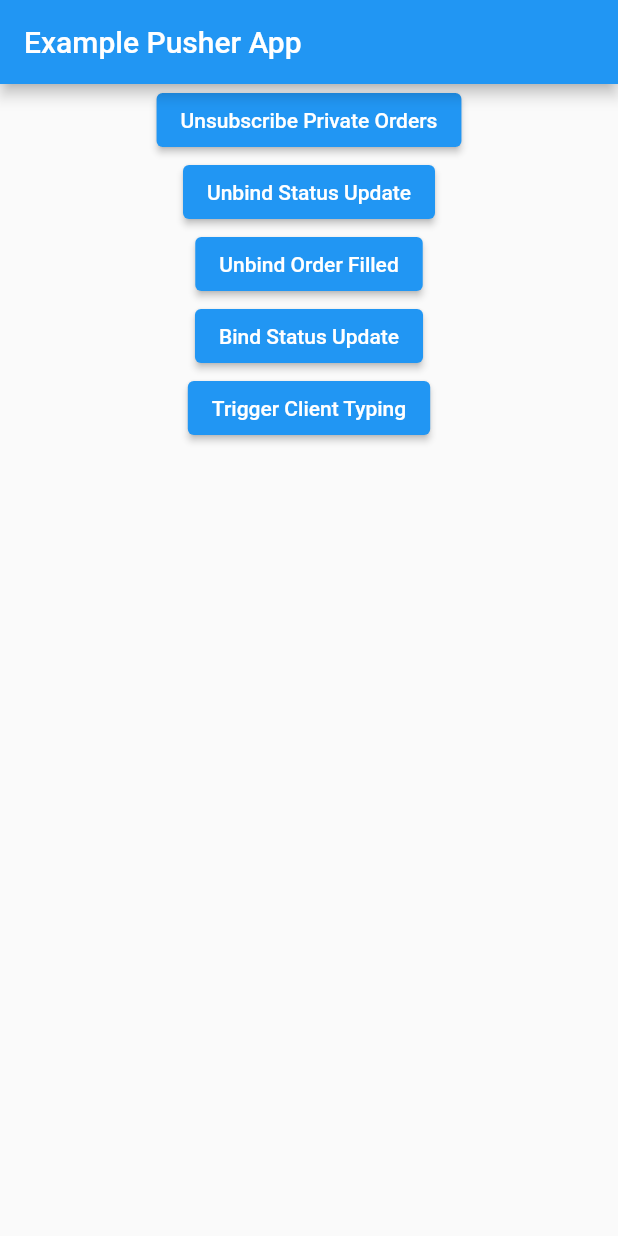
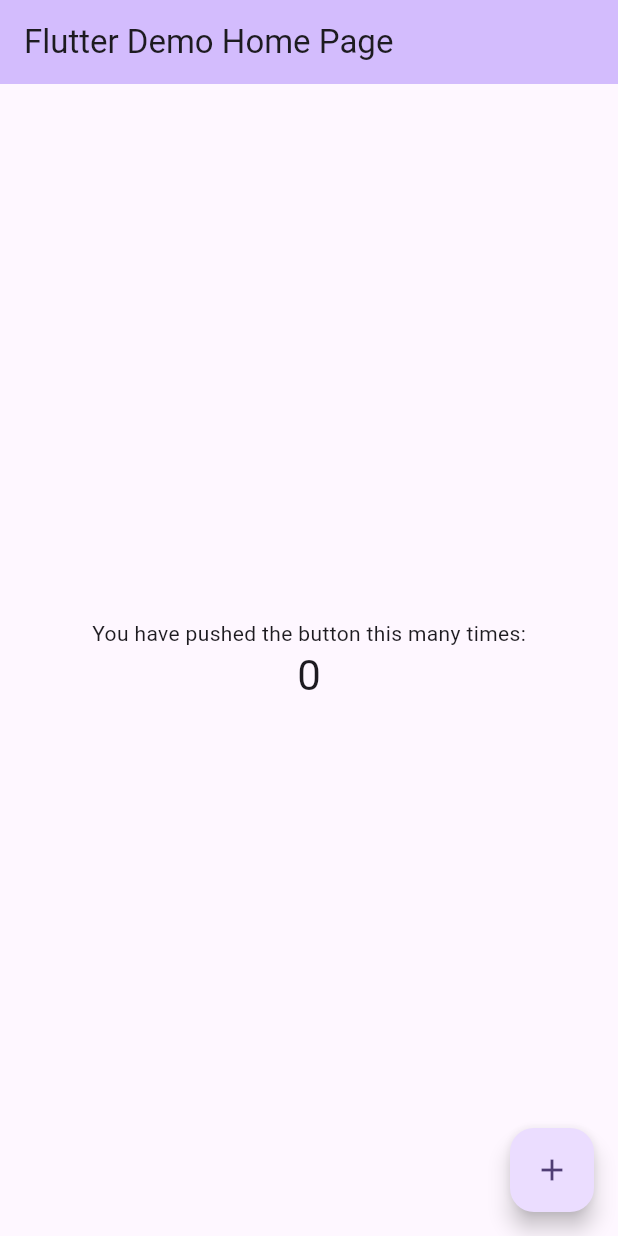
Before and after one commit to mimoislam/pusher_client, a Flutter app: the screen it shows after launch, on a phone screen of 412 x 824 dp. Run offline on Flutter 3.47's test engine with Material 2 defaults, Android fonts, the phone set to English and light mode, and no system bars.

Commit message:
changes of main.dart

```diff
--- a/example/lib/main.dart
+++ b/example/lib/main.dart
@@ -4,106 +4,207 @@ import 'package:flutter/material.dart';
 import 'package:pusher_client/pusher_client.dart';
 
 void main() {
-  runApp(MyApp());
+  runApp(const MyApp());
 }
 
-class MyApp extends StatefulWidget {
+class MyApp extends StatelessWidget {
+  const MyApp({super.key});
+
+  // This widget is the root of your application.
   @override
-  _MyAppState createState() => _MyAppState();
+  Widget build(BuildContext context) {
+    return MaterialApp(
+      title: 'Flutter Demo',
+
+      theme: ThemeData(
+        // This is the theme of your application.
+        //
+        // TRY THIS: Try running your application with "flutter run". You'll see
+        // the application has a blue toolbar. Then, without quitting the app,
+        // try changing the seedColor in the colorScheme below to Colors.green
+        // and then invoke "hot reload" (save your changes or press the "hot
+        // reload" button in a Flutter-supported IDE, or press "r" if you used
+        // the command line to start the app).
+        //
+        // Notice that the counter didn't reset back to zero; the application
+        // state is not lost during the reload. To reset the state, use hot
+        // restart instead.
+        //
+        // This works for code too, not just values: Most code changes can be
+        // tested with just a hot reload.
+        colorScheme: ColorScheme.fromSeed(seedColor: Colors.deepPurple),
+        useMaterial3: true,
+      ),
+      home: const MyHomePage(title: 'Flutter Demo Home Page'),
+    );
+  }
 }
 
-class _MyAppState extends State<MyApp> {
-  PusherClient pusher;
-  Channel channel;
+class MyHomePage extends StatefulWidget {
+  const MyHomePage({super.key, required this.title});
+
+  // This widget is the home page of your application. It is stateful, meaning
+  // that it has a State object (defined below) that contains fields that affect
+  // how it looks.
+
+  // This class is the configuration for the state. It holds the values (in this
+  // case the title) provided by the parent (in this case the App widget) and
+  // used by the build method of the State. Fields in a Widget subclass are
+  // always marked "final".
+
+  final String title;
+
+  @override
+  State<MyHomePage> createState() => _MyHomePageState();
+}
+
+class _MyHomePageState extends State<MyHomePage> {
+  int _counter = 0;
+
+  void _incrementCounter() async {
+    const String PUSHER_KEY = '987654';
+//const String PUSHER_KEY_NO = '736BBB3684CB60B98CE111DCB50A8EA83C0FF65960E128B7567DBD6EB95B6DED';
+    const String AUTH_URL = 'http://185.98.137.138:83/api/broadcasting/auth';
+    const String EVENT_URL = '185.98.137.138';
+
+    PusherOptions options = PusherOptions(
+      host: EVENT_URL,
+      wsPort: 6002,
+      encrypted: false,
+      auth: PusherAuth(
+        AUTH_URL,
+        headers: {
+          'Authorization': 'Bearer 1450|n7hGCzTphZRplYP6Xv4YayvwXqiNiRYSLR7K7fVs',
+        },
+      ),
+    );
+
+    PusherClient pusher = PusherClient(PUSHER_KEY, options, enableLogging: true,);
+    pusher.onConnectionStateChange((state) {
+      log("previousState: ${state!.previousState}, currentState: ${state.currentState}");
+    });
+
+    pusher.onConnectionError((error) {
+      log(error!.message!);
+      log(error.exception!);
+      log(error.code!);
+    });
+    // Echo echoEvent=  Echo(
+    //   client: pusher,
+    //   broadcaster: EchoBroadcasterType.Pusher,
+    // );
+    var idClient=51;
+    // pusher.subscribe("private-App.User.$idClient").((e)  {
+    //   print("$e");
+    //
+    // });
+    pusher.subscribe("private-client.$idClient").bind("App\\Events\\V1\\RecetteShared", (e) {
+      log("$e");
+    });
+    // pusher.subscribe("public").bind("V1.UserActivated", (e) {
+    //   log("$e");
+    // });
+    // Future.delayed(Duration(seconds: 10),(){
+    //   pusher.disconnect();
+    //
+    // });
+    setState(() {
+      // This call to setState tells the Flutter framework that something has
+      // changed in this State, which causes it to rerun the build method below
+      // so that the display can reflect the updated values. If we changed
+      // _counter without calling setState(), then the build method would not be
+      // called again, and so nothing would appear to happen.
+      _counter++;
+    });
+  }
+
 
   @override
   void initState() {
     super.initState();
 
-    String token = getToken();
-
-    pusher = new PusherClient(
-      "app-key",
-      PusherOptions(
-        // if local on android use 10.0.2.2
-        host: 'localhost',
-        encrypted: false,
-        auth: PusherAuth(
-          'http://example.com/broadcasting/auth',
-          headers: {
-            'Authorization': 'Bearer $token',
-          },
-        ),
-      ),
-      enableLogging: true,
-    );
-
-    channel = pusher.subscribe("private-orders");
-
-    pusher.onConnectionStateChange((state) {
-      log("previousState: ${state.previousState}, currentState: ${state.currentState}");
-    });
-
-    pusher.onConnectionError((error) {
-      log("error: ${error.message}");
-    });
-
-    channel.bind('status-update', (event) {
-      log(event.data);
-    });
-
-    channel.bind('order-filled', (event) {
-      log("Order Filled Event" + event.data.toString());
-    });
   }
-
-  String getToken() => "super-secret-token";
 
   @override
   Widget build(BuildContext context) {
-    return MaterialApp(
-      home: Scaffold(
-        appBar: AppBar(
-          title: const Text('Example Pusher App'),
-        ),
-        body: Center(
-            child: Column(
-          children: [
-            ElevatedButton(
-              child: Text('Unsubscribe Private Orders'),
-              onPressed: () {
-                pusher.unsubscribe('private-orders');
-              },
+
+    return Scaffold(
+      appBar: AppBar(
+
+        backgroundColor: Theme.of(context).colorScheme.inversePrimary,
+
+        title: Text(widget.title),
+      ),
+      body: Center(
+
+        child: Column(
+
+          mainAxisAlignment: MainAxisAlignment.center,
+          children: <Widget>[
+            const Text(
+              'You have pushed the button this many times:',
             ),
-            ElevatedButton(
-              child: Text('Unbind Status Update'),
-              onPressed: () {
-                channel.unbind('status-update');
-              },
-            ),
-            ElevatedButton(
-              child: Text('Unbind Order Filled'),
-              onPressed: () {
-                channel.unbind('order-filled');
-              },
-            ),
-            ElevatedButton(
-              child: Text('Bind Status Update'),
-              onPressed: () {
-                channel.bind('status-update', (PusherEvent event) {
-                  log("Status Update Event" + event.data.toString());
-                });
-              },
-            ),
-            ElevatedButton(
-              child: Text('Trigger Client Typing'),
-              onPressed: () {
-                channel.trigger('client-istyping', {'name': 'Bob'});
-              },
+            Text(
+              '$_counter',
+              style: Theme.of(context).textTheme.headlineMedium,
             ),
           ],
-        )),
+        ),
+      ),
+      floatingActionButton: FloatingActionButton(
+        onPressed: _incrementCounter,
+        tooltip: 'Increment',
+        child: const Icon(Icons.add),
       ),
     );
   }
+
+  onConnectionStateChange(String currentState, String previousState) {
+    print(
+        "previousState: $previousState, currentState: $currentState");
+
+
+  }
+// void connectToPusher() {
+//   PusherChannelsFlutter pusher = PusherChannelsFlutter(
+//     cluster: 'your_pusher_cluster',
+//     instanceId: 'your_pusher_instance_id',
+//     encrypted: true,
+//     host: 'your_custom_host',
+//   );
+//
+//   pusher.connect();
+// }
+// void _incrementCounter() async{
+//   PusherChannelsFlutter pusher = PusherChannelsFlutter.getInstance();
+//   try {
+//     await pusher.init(
+//       apiKey: "987654",
+//       cluster: "",
+//       onConnectionStateChange: onConnectionStateChange,
+//
+//       authEndpoint: "http://185.98.137.138:83/api/broadcasting/auth",
+//       authParams: {
+//     "headers": {
+//         'Authorization': 'Bearer 1450|n7hGCzTphZRplYP6Xv4YayvwXqiNiRYSLR7K7fVs',
+//       },
+//       },
+//       onAuthorizer: (channelName, socketId, options) {
+//
+//       },
+//     );
+//     await pusher.subscribe(channelName: 'presence-chatbox');
+//     await pusher.connect();
+//   } catch (e) {
+//     print("ERROR: $e");
+//   }
+//       setState(() {
+//     // This call to setState tells the Flutter framework that something has
+//     // changed in this State, which causes it to rerun the build method below
+//     // so that the display can reflect the updated values. If we changed
+//     // _counter without calling setState(), then the build method would not be
+//     // called again, and so nothing would appear to happen.
+//     _counter++;
+//   });
+// }
 }
```
